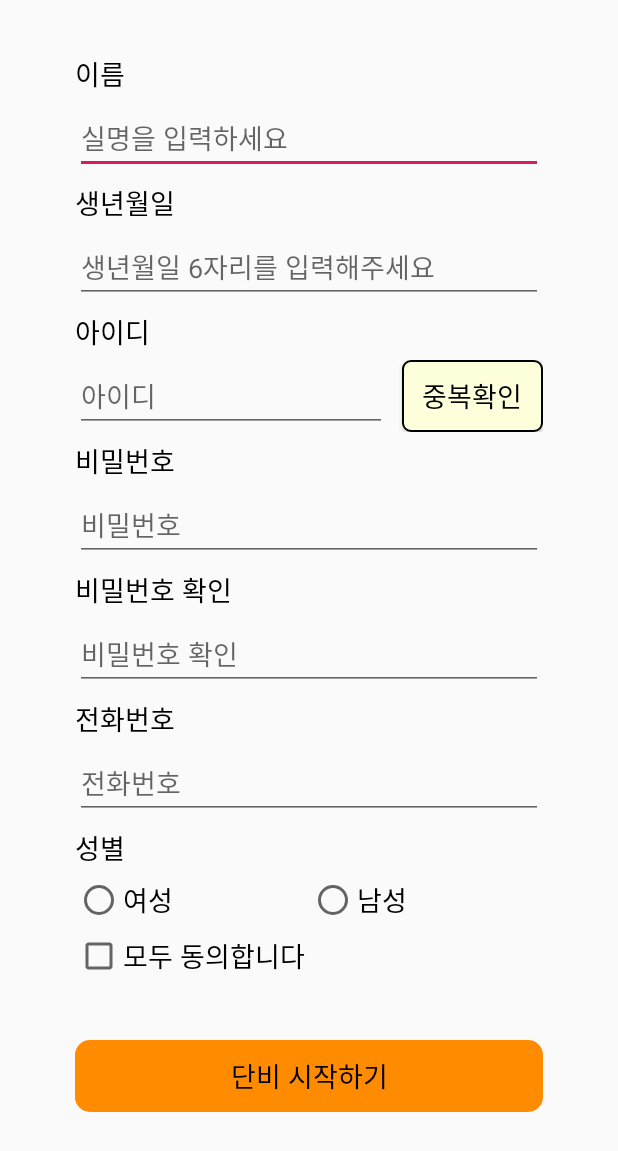
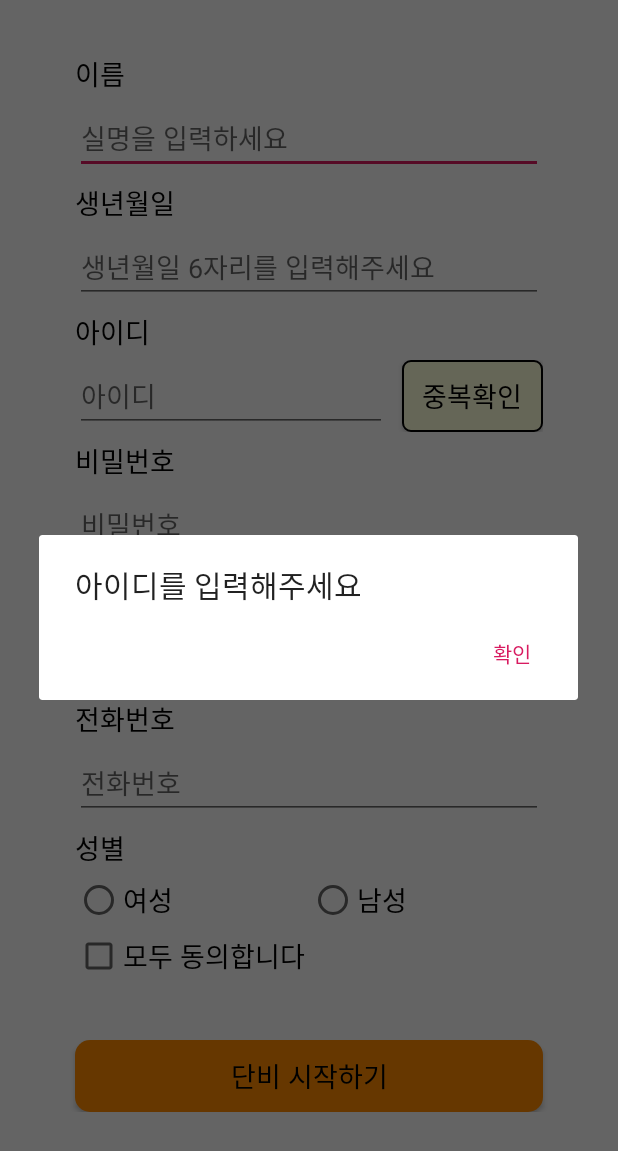
Before and after one commit to SKHU-CSE/DanBee, an Android app: the Membership_Activity screen opened directly, with no data from a screen before it, after a tap on "중복확인", on a phone screen of 412 x 824 dp. Shown: the top 1151 px of the screen. Run offline under Robolectric (Android 15) with nearby library versions, the phone set to English and light mode, and no system bars; our stand-ins replace Volley.

Commit message:
err modify

```diff
--- a/app/src/main/java/danbee/com/Membership_Activity.java
+++ b/app/src/main/java/danbee/com/Membership_Activity.java
@@ -1,5 +1,7 @@
 package danbee.com;
 
+import android.app.Activity;
+import android.content.DialogInterface;
 import android.support.v7.app.AlertDialog;
 import android.support.v7.app.AppCompatActivity;
 import android.os.Bundle;
@@ -23,9 +25,11 @@ import danbee.com.signupdata.UserIdCheckResult;
 
 public class Membership_Activity extends AppCompatActivity {
 
+    Activity activity = this;
     int gender = -1;
     boolean checkidBtClick = false;
     EditText et;
+    Button signUpBt;
     @Override
     protected void onCreate(Bundle savedInstanceState) {
         super.onCreate(savedInstanceState);
@@ -42,13 +46,20 @@ public class Membership_Activity extends AppCompatActivity {
         checkIdBt.setOnClickListener(new View.OnClickListener() {
             @Override
             public void onClick(View v) {
-                if(et.getText() != null)
+                if(!et.getText().toString().equals(""))
                     checkIdRequest();
+                else{
+                    AlertDialog.Builder adbuilder = new AlertDialog.Builder(activity);
+                    adbuilder.setTitle("아이디를 입력해주세요")
+                            .setPositiveButton("확인", null)
+                            .setCancelable(false)
+                            .show();
+                }
             }
         });
 
         //가입하기버튼
-        Button signUpBt = findViewById(R.id.membership_bt_SignUp);
+        signUpBt = findViewById(R.id.membership_bt_SignUp);
         signUpBt.setOnClickListener(new View.OnClickListener() {
             @Override
             public void onClick(View v) {
@@ -128,7 +139,6 @@ public class Membership_Activity extends AppCompatActivity {
         UserIdCheckResult userIdCheckResult = gson.fromJson(response, UserIdCheckResult.class);
 
         if(userIdCheckResult.result == 404){ //id가 존재안함
-            findViewById(R.id.membership_bt_SignUp).setEnabled(true);
             checkidBtClick = true;
             AlertDialog.Builder adbuilder = new AlertDialog.Builder(this);
             adbuilder.setTitle("사용 가능한 아이디입니다")
@@ -136,7 +146,6 @@ public class Membership_Activity extends AppCompatActivity {
                     .setCancelable(false)
                     .show();
         }else{
-            findViewById(R.id.membership_bt_SignUp).setEnabled(false);
             AlertDialog.Builder adbuilder = new AlertDialog.Builder(this);
             adbuilder.setTitle("아이디가 존재합니다")
                     .setPositiveButton("확인", null)
@@ -207,6 +216,16 @@ public class Membership_Activity extends AppCompatActivity {
                     @Override
                     public void onResponse(String response) {
                         Log.d("test", "sign: "+response);
+                        AlertDialog.Builder builder = new AlertDialog.Builder(activity);
+                        builder.setTitle("가입 완료")
+                                .setPositiveButton("확인", new DialogInterface.OnClickListener() {
+                                    @Override
+                                    public void onClick(DialogInterface dialog, int which) {
+                                        finish();
+                                    }
+                                })
+                                .setCancelable(false)
+                                .show();
                     }
                 },
                 new Response.ErrorListener() {
--- a/app/src/main/res/layout/activity_membership_.xml
+++ b/app/src/main/res/layout/activity_membership_.xml
@@ -54,7 +54,7 @@
         android:hint="생년월일 6자리를 입력해주세요"
         android:textColor="#000000"
         android:textSize="18sp"
-        android:inputType="text"
+        android:inputType="number"
         android:lines="1"
         />
 
@@ -249,7 +249,6 @@
 
     <Button
         android:id="@+id/membership_bt_SignUp"
-        android:enabled="false"
         android:layout_width="match_parent"
         android:layout_height="wrap_content"
         android:layout_marginHorizontal="50dp"
```
